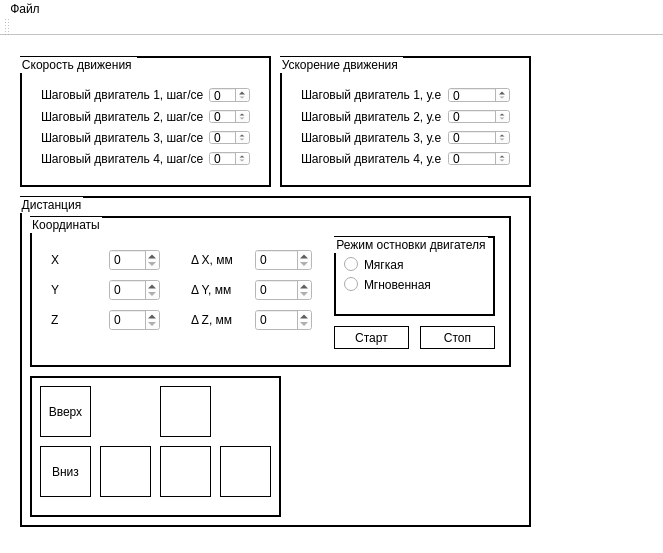
Old version of the form stepper_motor_control/view/mainwindow.ui in the repository Krutikoff/stepper_motor_control.
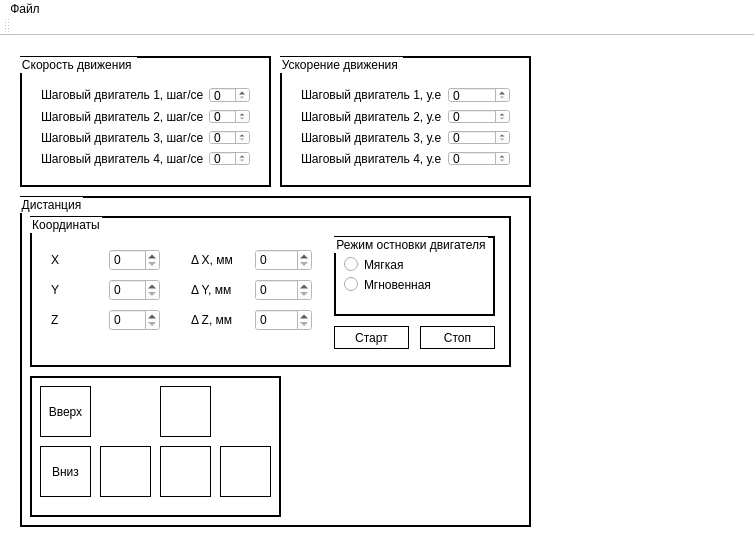
New version of the form. Icons and pictures are not drawn.

Commit message: [ui] Rename elements

Patch:
```diff
--- a/stepper_motor_control/view/mainwindow.ui
+++ b/stepper_motor_control/view/mainwindow.ui
@@ -6,7 +6,7 @@
    <rect>
     <x>0</x>
     <y>0</y>
-    <width>663</width>
+    <width>754</width>
     <height>553</height>
    </rect>
   </property>
@@ -466,7 +466,7 @@
     <rect>
      <x>0</x>
      <y>0</y>
-     <width>663</width>
+     <width>754</width>
      <height>21</height>
     </rect>
    </property>
```
Left out of the diff: 74 changed lines with no effect on the pictures.
